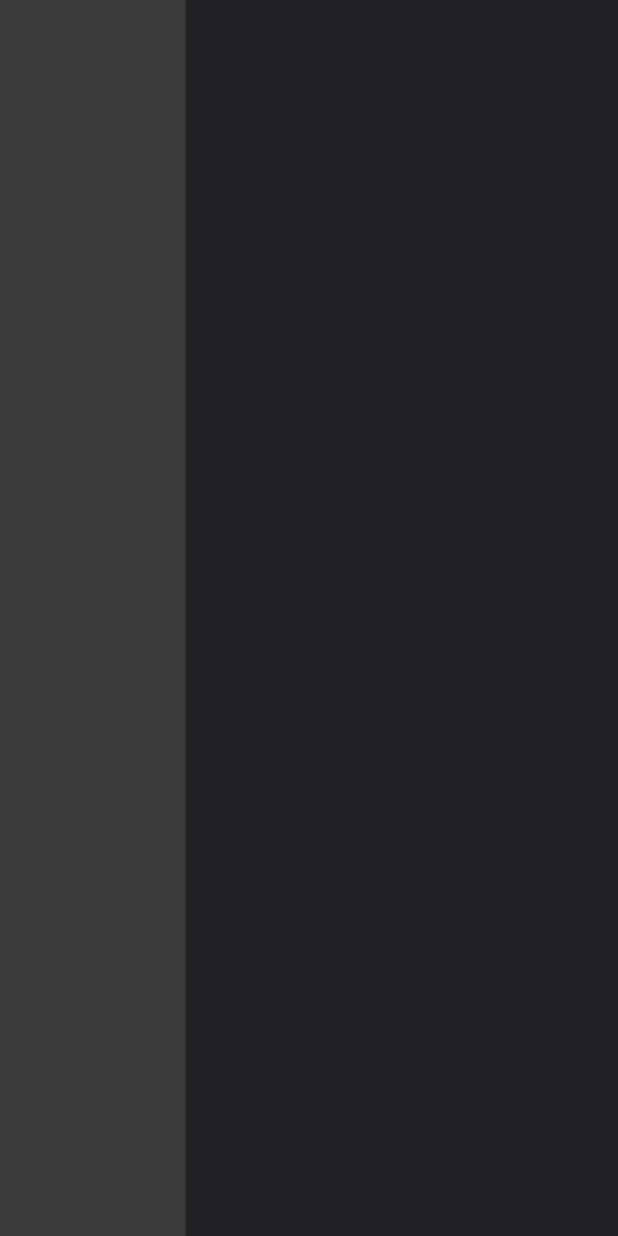
After one commit to shashankpathak7798/OmniSuite-AI, a Flutter app: the PdfAnalyzerDesktopView screen opened directly, on a phone screen of 412 x 824 dp. The commit adds this screen. Run offline on Flutter 3.47's test engine with Material 3 defaults, Android fonts, the phone set to English and light mode, and no system bars; our stand-ins replace auto_route, either_dart, equatable, flutter_bloc, get_it, logger; missing offline and left inert: dart_openai.

Commit message:
minor updations

```diff
--- a/omnisuite_front_end/lib/config/keys.dart
+++ b/omnisuite_front_end/lib/config/keys.dart
@@ -3,6 +3,7 @@ import 'package:flutter/material.dart';
 class AppKey {
   LandingPage landingPageKey = LandingPage();
   TextModelPage textModelPageKey = TextModelPage();
+  PdfAnalyzerPage pdfAnalyzerPage = PdfAnalyzerPage();
 }
 
 class LandingPage {
@@ -12,3 +13,7 @@ class LandingPage {
 class TextModelPage {
   Key responsivePageKey = UniqueKey();
 }
+
+class PdfAnalyzerPage {
+  Key responsivePageKey = UniqueKey();
+}
--- /dev/null
+++ b/omnisuite_front_end/lib/modules/pdf_analyzer/presentation/view/pdf_analyzer_desktop_view.dart
@@ -0,0 +1,24 @@
+import 'package:flutter/material.dart';
+import 'package:omnisuite_front_end/utils/components/omnisuite_colors.dart';
+import 'package:omnisuite_front_end/utils/components/ui_helpers.dart';
+
+class PdfAnalyzerDesktopView extends StatelessWidget {
+  const PdfAnalyzerDesktopView({super.key});
+
+  @override
+  Widget build(BuildContext context) {
+    return Scaffold(
+      backgroundColor: OmniSuiteColors.primary,
+      body: Row(
+        children: [
+          Container(
+            width: UIHelpers.screenWidth(context) * 0.3,
+            decoration: BoxDecoration(
+              color: OmniSuiteColors.primary.shade1,
+            ),
+          ),
+        ],
+      ),
+    );
+  }
+}
```
Also changed, not shown: omnisuite_front_end/lib/modules/landing/presentation/views/landing_desktop_view.dart (+25 -10 lines), omnisuite_front_end/lib/modules/landing/presentation/widgets/feature_card_widget.dart (+3 -12 lines), omnisuite_front_end/lib/modules/pdf_analyzer/presentation/page/pdf_analyzer_page.dart (added, +21 -0 lines), omnisuite_front_end/lib/modules/pdf_analyzer/presentation/view/pdf_analyzer_mobile_view.dart (added, +10 -0 lines), omnisuite_front_end/lib/config/router/app_router.gr.dart, omnisuite_front_end/pubspec.lock.
